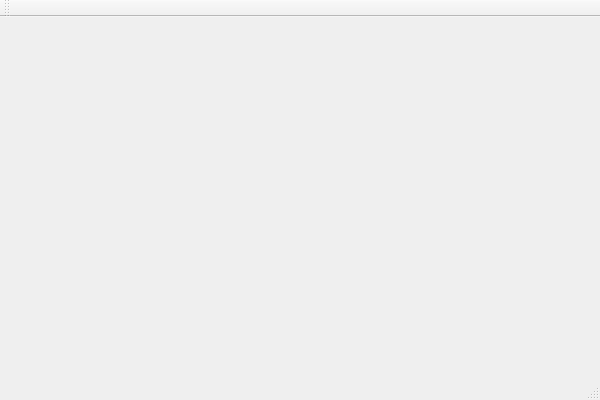
Before: the Qt Designer form PointCloudManage/PointCloudManage.ui in liuyudian/PointCloudStorage, drawn with Qt 5.
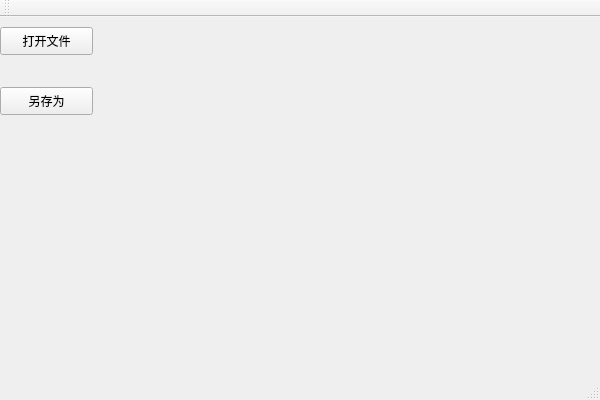
After: the same form once the commit is applied. Custom widgets are drawn as their Qt base class.

Patch:
```diff
--- a/PointCloudManage/PointCloudManage.ui
+++ b/PointCloudManage/PointCloudManage.ui
@@ -17,13 +17,39 @@
    <widget class="QVTKWidget" name="qvtkWidget">
     <property name="geometry">
      <rect>
-      <x>260</x>
-      <y>90</y>
-      <width>100</width>
-      <height>100</height>
+      <x>110</x>
+      <y>9</y>
+      <width>451</width>
+      <height>311</height>
      </rect>
     </property>
    </widget>
+   <widget class="QPushButton" name="pushButton_2">
+    <property name="geometry">
+     <rect>
+      <x>0</x>
+      <y>70</y>
+      <width>93</width>
+      <height>28</height>
+     </rect>
+    </property>
+    <property name="text">
+     <string>另存为</string>
+    </property>
+   </widget>
+   <widget class="QPushButton" name="pushButton">
+    <property name="geometry">
+     <rect>
+      <x>0</x>
+      <y>10</y>
+      <width>93</width>
+      <height>28</height>
+     </rect>
+    </property>
+    <property name="text">
+     <string>打开文件</string>
+    </property>
+   </widget>
   </widget>
   <widget class="QMenuBar" name="menuBar">
    <property name="geometry">
```
